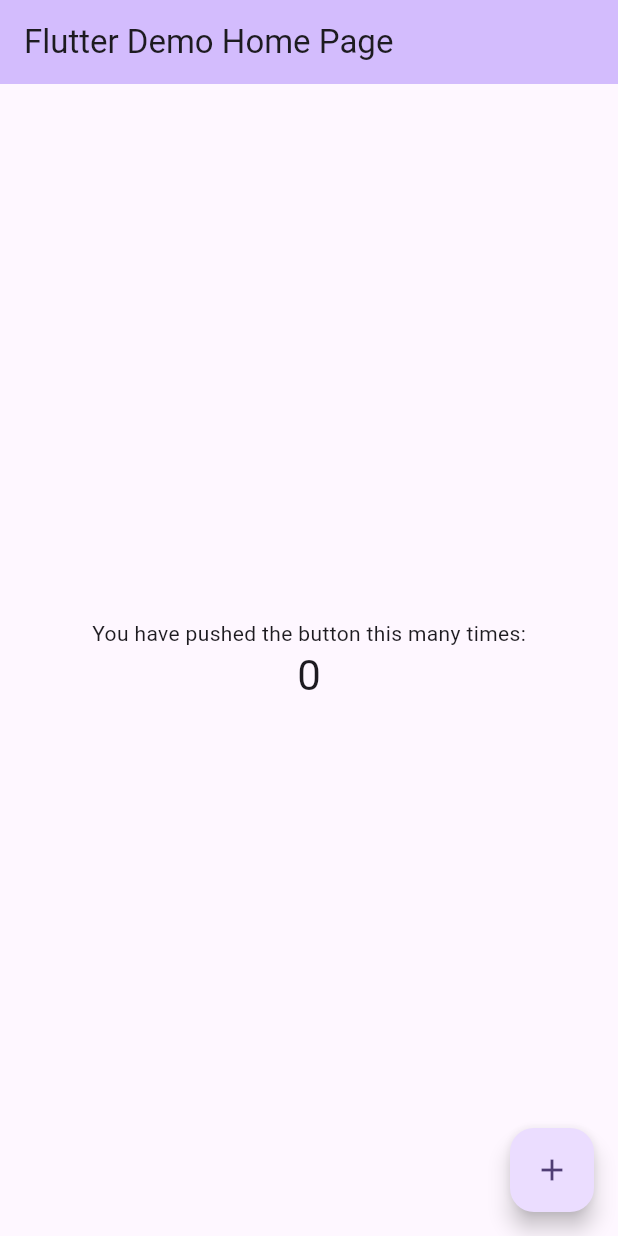
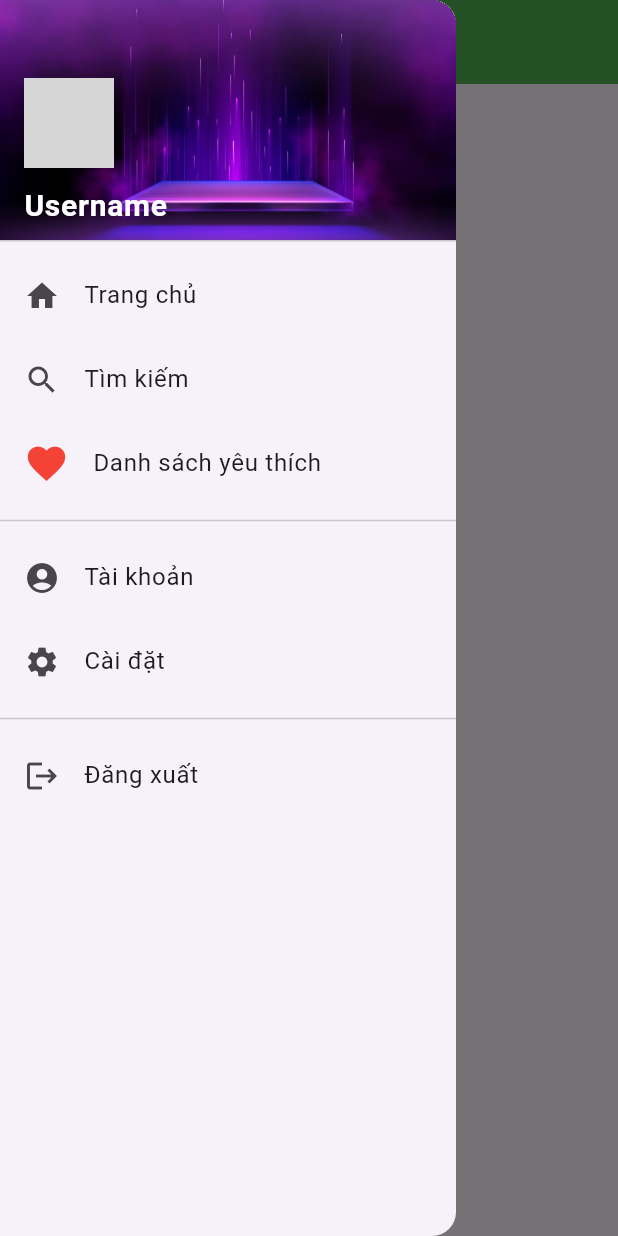
Before and after one commit to delht/LeaFMusic_2, a Flutter app: the screen it shows after launch, with the side drawer open (before the commit the screen has no drawer), on a phone screen of 412 x 824 dp. Run offline on Flutter 3.47's test engine with Material 3 defaults, Android fonts, the phone set to English and light mode, and no system bars; grey boxes are pictures that could not be loaded.

Commit message:
Tạo giao diện cơ bản

```diff
--- /dev/null
+++ b/lib/custom/custom_appbar.dart
@@ -0,0 +1,24 @@
+import 'package:flutter/material.dart';
+
+class CustomAppBar extends StatelessWidget implements PreferredSizeWidget {
+  final String title;
+
+  const CustomAppBar({super.key, required this.title});
+
+  @override
+  Widget build(BuildContext context) {
+    return AppBar(
+      title: Text(title, style: const TextStyle(color: Colors.white, fontSize: 25, fontWeight: FontWeight.bold)),
+      backgroundColor: Colors.green,
+      leading: IconButton(
+        icon: const Icon(Icons.dashboard, color: Colors.white, size: 30), // Đổi icon ở đây
+        onPressed: () {
+          Scaffold.of(context).openDrawer(); // Mở Navbar khi bấm
+        },
+      ),
+    );
+  }
+
+  @override
+  Size get preferredSize => const Size.fromHeight(kToolbarHeight);
+}
--- /dev/null
+++ b/lib/custom/custom_navbar.dart
@@ -0,0 +1,105 @@
+import 'package:flutter/material.dart';
+
+import '../screens/home_screen.dart';
+import '../screens/settings_screen.dart';
+import '../screens/search_screen.dart';
+
+class Navbar extends StatelessWidget {
+  const Navbar({super.key});
+
+  @override
+  Widget build(BuildContext context) {
+
+    return Drawer(
+      child: ListView(
+        padding: EdgeInsets.zero,
+        children: [
+          const DrawerHeader(
+            decoration: BoxDecoration(
+                image: DecorationImage(
+                    image: AssetImage("assets/images/bg.jpg"),
+                    fit:  BoxFit.cover
+                ),
+                color: Colors.green),
+            child: Column(
+              crossAxisAlignment: CrossAxisAlignment.start,
+              mainAxisAlignment: MainAxisAlignment.end,
+              children: [
+                CircleAvatar(
+                  radius: 30,
+                  backgroundImage: AssetImage("assets/images/leaf.avif"),
+                  backgroundColor: Colors.white,
+                ),
+                // Icon(Icons.account_circle, size: 60, color: Colors.white,),
+                SizedBox(height: 10),
+                Text("Username", style: TextStyle(color: Colors.white, fontWeight: FontWeight.bold, fontSize: 20),)
+              ],
+            ),
+          ),
+
+          // =================== Danh sách menu ===================
+
+          ListTile(
+            leading: Icon(Icons.home),
+            title: Text("Trang chủ"),
+            onTap: () {
+              Navigator.of(context).pushReplacement(
+                  MaterialPageRoute(builder: (context) => const HomeScreen())
+              );
+            },
+          ),
+
+          ListTile(
+            leading: Icon(Icons.search),
+            title: Text("Tìm kiếm"),
+            onTap: () {
+              Navigator.of(context).pushReplacement(
+                  MaterialPageRoute(builder: (context) => const SearchScreen())
+              );
+            },
+          ),
+
+          ListTile(
+            leading: Icon(Icons.favorite, color: Colors.red, size: 30),
+            title: Text("Danh sách yêu thích"),
+            onTap: () {
+              Navigator.of(context).pushReplacement(
+                  MaterialPageRoute(builder: (context) => const SearchScreen())
+              );
+            },
+          ),
+
+
+          const Divider(thickness: 1, height: 20),
+
+          ListTile(
+            leading: Icon(Icons.account_circle),
+            title: Text("Tài khoản"),
+            onTap: () => null,
+          ),
+
+          ListTile(
+            leading: Icon(Icons.settings),
+            title: Text("Cài đặt"),
+            onTap: () {
+              Navigator.of(context).pushReplacement(
+                  MaterialPageRoute(builder: (context) => const SettingsScreen())
+              );
+            },
+          ),
+
+          const Divider(thickness: 1, height: 20),
+
+          ListTile(
+            leading: Icon(Icons.logout),
+            title: Text("Đăng xuất"),
+            onTap: () => null,
+          ),
+
+          // =============================================================================================================================
+
+        ],
+      ),
+    );
+  }
+}
--- /dev/null
+++ b/lib/custom/main_layout.dart
@@ -0,0 +1,19 @@
+import 'package:flutter/material.dart';
+import 'package:leafmusic_2/custom/custom_navbar.dart';
+import 'package:leafmusic_2/custom/custom_appbar.dart';
+
+class MainLayout extends StatelessWidget {
+  final String title;
+  final Widget body;
+
+  const MainLayout({super.key, required this.title, required this.body});
+
+  @override
+  Widget build(BuildContext context) {
+    return Scaffold(
+      appBar: CustomAppBar(title: title),
+      drawer: const Navbar(),
+      body: body,
+    );
+  }
+}
--- a/lib/main.dart
+++ b/lib/main.dart
@@ -1,4 +1,5 @@
 import 'package:flutter/material.dart';
+import 'package:leafmusic_2/screens/home_screen.dart';
 
 void main() {
   runApp(const MyApp());
@@ -7,116 +8,10 @@ void main() {
 class MyApp extends StatelessWidget {
   const MyApp({super.key});
 
-  // This widget is the root of your application.
   @override
   Widget build(BuildContext context) {
     return MaterialApp(
-      title: 'Flutter Demo',
-      theme: ThemeData(
-        // This is the theme of your application.
-        //
-        // TRY THIS: Try running your application with "flutter run". You'll see
-        // the application has a purple toolbar. Then, without quitting the app,
-        // try changing the seedColor in the colorScheme below to Colors.green
-        // and then invoke "hot reload" (save your changes or press the "hot
-        // reload" button in a Flutter-supported IDE, or press "r" if you used
-        // the command line to start the app).
-        //
-        // Notice that the counter didn't reset back to zero; the application
-        // state is not lost during the reload. To reset the state, use hot
-        // restart instead.
-        //
-        // This works for code too, not just values: Most code changes can be
-        // tested with just a hot reload.
-        colorScheme: ColorScheme.fromSeed(seedColor: Colors.deepPurple),
-      ),
-      home: const MyHomePage(title: 'Flutter Demo Home Page'),
+      home: const HomeScreen(),
     );
   }
 }
-
-class MyHomePage extends StatefulWidget {
-  const MyHomePage({super.key, required this.title});
-
-  // This widget is the home page of your application. It is stateful, meaning
-  // that it has a State object (defined below) that contains fields that affect
-  // how it looks.
-
-  // This class is the configuration for the state. It holds the values (in this
-  // case the title) provided by the parent (in this case the App widget) and
-  // used by the build method of the State. Fields in a Widget subclass are
-  // always marked "final".
-
-  final String title;
-
-  @override
-  State<MyHomePage> createState() => _MyHomePageState();
-}
-
-class _MyHomePageState extends State<MyHomePage> {
-  int _counter = 0;
-
-  void _incrementCounter() {
-    setState(() {
-      // This call to setState tells the Flutter framework that something has
-      // changed in this State, which causes it to rerun the build method below
-      // so that the display can reflect the updated values. If we changed
-      // _counter without calling setState(), then the build method would not be
-      // called again, and so nothing would appear to happen.
-      _counter++;
-    });
-  }
-
-  @override
-  Widget build(BuildContext context) {
-    // This method is rerun every time setState is called, for instance as done
-    // by the _incrementCounter method above.
-    //
-    // The Flutter framework has been optimized to make rerunning build methods
-    // fast, so that you can just rebuild anything that needs updating rather
-    // than having to individually change instances of widgets.
-    return Scaffold(
-      appBar: AppBar(
-        // TRY THIS: Try changing the color here to a specific color (to
-        // Colors.amber, perhaps?) and trigger a hot reload to see the AppBar
-        // change color while the other colors stay the same.
-        backgroundColor: Theme.of(context).colorScheme.inversePrimary,
-        // Here we take the value from the MyHomePage object that was created by
-        // the App.build method, and use it to set our appbar title.
-        title: Text(widget.title),
-      ),
-      body: Center(
-        // Center is a layout widget. It takes a single child and positions it
-        // in the middle of the parent.
-        child: Column(
-          // Column is also a layout widget. It takes a list of children and
-          // arranges them vertically. By default, it sizes itself to fit its
-          // children horizontally, and tries to be as tall as its parent.
-          //
-          // Column has various properties to control how it sizes itself and
-          // how it positions its children. Here we use mainAxisAlignment to
-          // center the children vertically; the main axis here is the vertical
-          // axis because Columns are vertical (the cross axis would be
-          // horizontal).
-          //
-          // TRY THIS: Invoke "debug painting" (choose the "Toggle Debug Paint"
-          // action in the IDE, or press "p" in the console), to see the
-          // wireframe for each widget.
-          mainAxisAlignment: MainAxisAlignment.center,
-          children: <Widget>[
-            const Text('You have pushed the button this many times:'),
-            Text(
-              '$_counter',
-              style: Theme.of(context).textTheme.headlineMedium,
-            ),
-          ],
-        ),
-      ),
-      floatingActionButton: FloatingActionButton(
-        onPressed: _incrementCounter,
-        tooltip: 'Increment',
-        child: const Icon(Icons.add),
-      ), // This trailing comma makes auto-formatting nicer for build methods.
-    );
-  }
-}
--- /dev/null
+++ b/lib/screens/home_screen.dart
@@ -0,0 +1,42 @@
+import 'package:flutter/material.dart';
+import 'package:leafmusic_2/custom/main_layout.dart';
+
+class HomeScreen extends StatelessWidget {
+  const HomeScreen({super.key});
+
+  @override
+  Widget build(BuildContext context) {
+    return WillPopScope(
+      onWillPop: () async {
+        bool shouldExit = await _showExitConfirmation(context);
+        return shouldExit;
+      },
+      child: MainLayout(
+        title: "Trang chủ",
+        body: const Center(child: Text("Đây là HomeScreen")),
+      ),
+    );
+  }
+
+  // Hàm hiển thị hộp thoại xác nhận thoát ứng dụng
+  Future<bool> _showExitConfirmation(BuildContext context) async {
+    return await showDialog(
+      context: context,
+      builder: (context) => AlertDialog(
+        title: const Text("Xác nhận thoát"),
+        content: const Text("Bạn có chắc chắn muốn thoát ứng dụng không?"),
+        actions: [
+          TextButton(
+            onPressed: () => Navigator.of(context).pop(false), // Không thoát
+            child: const Text("Không"),
+          ),
+          TextButton(
+            onPressed: () => Navigator.of(context).pop(true), // Thoát
+            child: const Text("Có"),
+          ),
+        ],
+      ),
+    ) ??
+        false; // Nếu hộp thoại bị đóng, mặc định không thoát
+  }
+}
--- a/pubspec.yaml
+++ b/pubspec.yaml
@@ -57,6 +57,8 @@ flutter:
   # included with your application, so that you can use the icons in
   # the material Icons class.
   uses-material-design: true
+  assets:
+    - assets/images/
 
   # To add assets to your application, add an assets section, like this:
   # assets:
```
Also changed, not shown: lib/screens/search_screen.dart (added, +22 -0 lines), lib/screens/settings_screen.dart (added, +22 -0 lines), assets/images/avatar.jpg (added), assets/images/bg.jpg (added), 1 other file.
